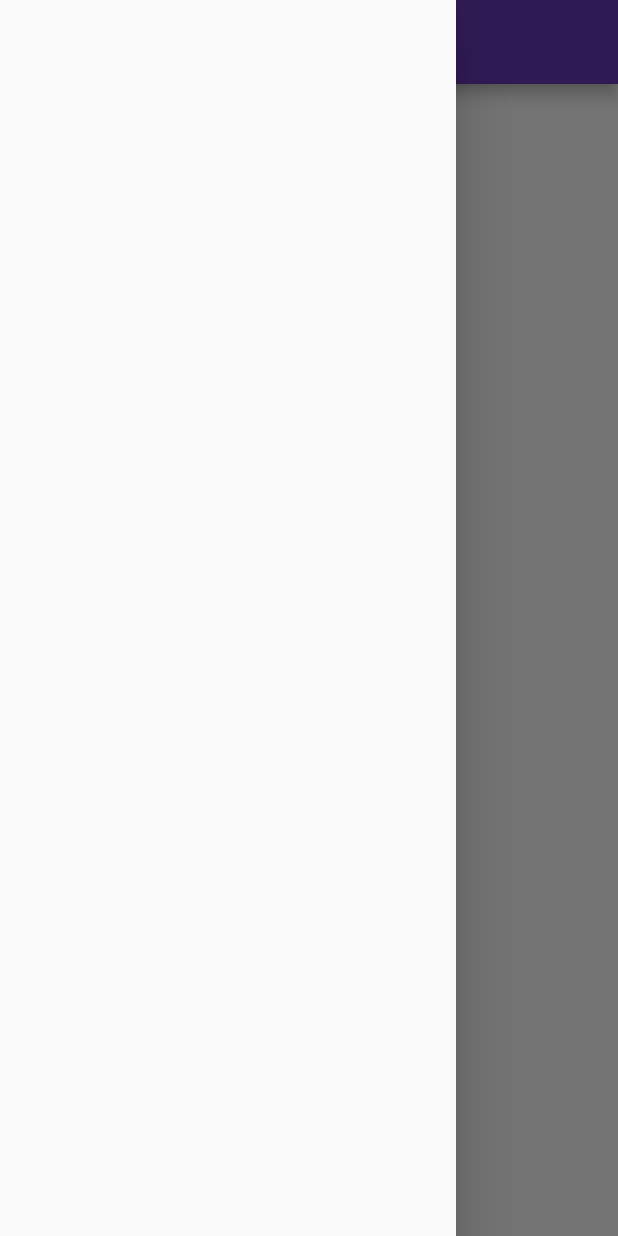
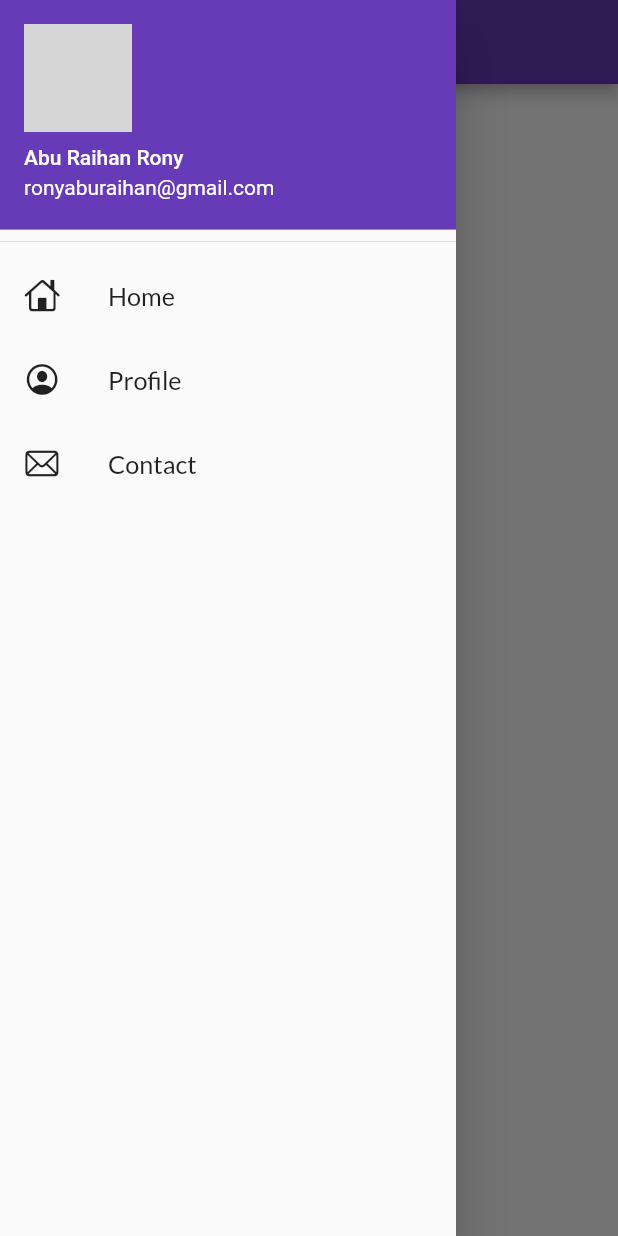
Before and after one commit to ronyaburaihan/flutter_basic_app, a Flutter app: the HomePage screen opened by its route, with the side drawer open, on a phone screen of 412 x 824 dp. Run offline on Flutter 3.47's test engine with Material 2 defaults, Android fonts, the phone set to English and light mode, and no system bars; our stand-ins replace google_fonts; network calls fail; grey boxes are pictures that could not be loaded.

Commit message:
Material Drawer, ListView & NetworkImage added

```diff
--- a/lib/pages/home_page.dart
+++ b/lib/pages/home_page.dart
@@ -1,4 +1,5 @@
 import 'package:flutter/material.dart';
+import 'package:flutter_basic_app/widgets/drawer.dart';
 
 class HomePage extends StatelessWidget {
   String sdkName = "Flutter";
@@ -15,7 +16,7 @@ class HomePage extends StatelessWidget {
           child: Text("Welcome to $sdkName $appType App"),
         ),
       ),
-      drawer: Drawer(),
+      drawer: AppDrawer(),
     );
   }
 }
--- a/lib/pages/login_page.dart
+++ b/lib/pages/login_page.dart
@@ -73,7 +73,7 @@ class _LoginPageState extends State<LoginPage> {
                           child: AnimatedContainer(
                             duration: Duration(seconds: 1),
                             height: 45,
-                            width: changeButton ? 45 : 150,
+                            width: changeButton ? 45 : 200,
                             alignment: Alignment.center,
                             child: changeButton
                                 ? Icon(
@@ -83,6 +83,7 @@ class _LoginPageState extends State<LoginPage> {
                                 : Text(
                                     "Login",
                                     style: TextStyle(
+                                      fontSize: 18,
                                         color: Colors.white,
                                         fontWeight: FontWeight.bold),
                                   ),
--- /dev/null
+++ b/lib/widgets/drawer.dart
@@ -0,0 +1,42 @@
+import 'package:flutter/cupertino.dart';
+import 'package:flutter/material.dart';
+
+class AppDrawer extends StatelessWidget {
+  const AppDrawer({Key? key}) : super(key: key);
+
+  @override
+  Widget build(BuildContext context) {
+    final imageUrl = "https://avatars.githubusercontent.com/u/44436797?v=4";
+    return Drawer(
+      child: ListView(
+        padding: EdgeInsets.zero,
+        children: [
+          DrawerHeader(
+              padding: EdgeInsets.zero,
+              child: UserAccountsDrawerHeader(
+                accountName: Text("Abu Raihan Rony"),
+                accountEmail: Text("ronyaburaihan@gmail.com"),
+                currentAccountPicture: CircleAvatar(
+                  backgroundImage: NetworkImage(imageUrl),
+                ),
+              )),
+          ListTile(
+            leading: Icon(CupertinoIcons.home, color: Colors.black87),
+            title: Text("Home",
+                textScaleFactor: 1.2, style: TextStyle(color: Colors.black87)),
+          ),
+          ListTile(
+            leading: Icon(CupertinoIcons.profile_circled, color: Colors.black87),
+            title: Text("Profile",
+                textScaleFactor: 1.2, style: TextStyle(color: Colors.black87)),
+          ),
+          ListTile(
+            leading: Icon(CupertinoIcons.mail, color: Colors.black87),
+            title: Text("Contact",
+                textScaleFactor: 1.2, style: TextStyle(color: Colors.black87)),
+          )
+        ],
+      ),
+    );
+  }
+}
```
